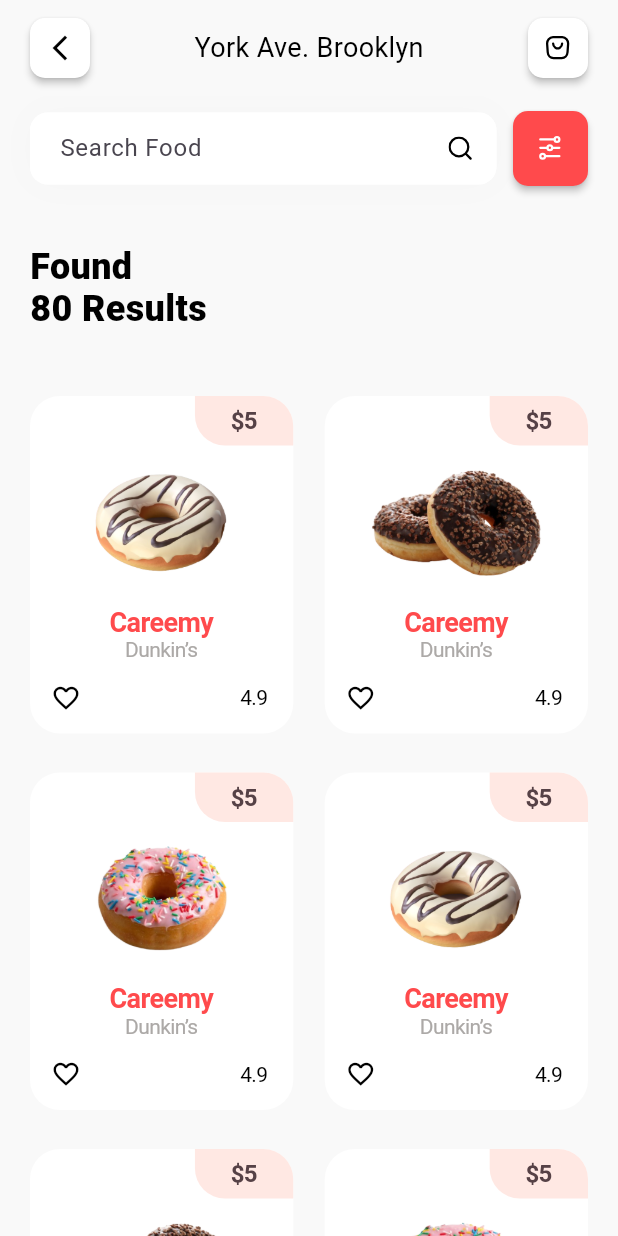
After one commit to SharifboyMuminov/DonutDelightsApp, a Flutter app: the ProductsPage screen opened directly, on a phone screen of 412 x 824 dp. The commit adds this screen. Run offline on Flutter 3.47's test engine with Material 3 defaults, Android fonts, the phone set to English and light mode, and no system bars; our stand-ins replace flutter_svg.

Commit message:
add search products page

```diff
--- a/lib/main.dart
+++ b/lib/main.dart
@@ -15,8 +15,8 @@ class MyApp extends StatelessWidget {
     return MaterialApp(
       debugShowCheckedModeBanner: false,
       theme: ThemeData(scaffoldBackgroundColor: Color(0xFFF9F9F9)),
-      home: const HomePage(),
-      // home: const SplashPage(),
+      // home: const HomePage(),
+      home: const SplashPage(),
     );
   }
 }
--- a/lib/pages/home/home_page.dart
+++ b/lib/pages/home/home_page.dart
@@ -31,9 +31,7 @@ class _HomePageState extends State<HomePage> {
   @override
   Widget build(BuildContext context) {
     return Scaffold(
-      body: SafeArea(
-        top: false,
-        child: CustomScrollView(
+      body: CustomScrollView(
         controller: _scrollController,
         slivers: [
           SliverPersistentHeader(pinned: true, delegate: HomeAppBar()),
@@ -55,7 +53,6 @@ class _HomePageState extends State<HomePage> {
           HomeProductView(),
         ],
       ),
-      ),
     );
   }
 
--- /dev/null
+++ b/lib/pages/product/search_products_page.dart
@@ -0,0 +1,57 @@
+import 'package:donut_delights_app/pages/product/widget/products_search_view.dart';
+import 'package:donut_delights_app/pages/product/widget/search_products_app_bar.dart';
+import 'package:donut_delights_app/pages/product/widget/search_result_text.dart';
+import 'package:donut_delights_app/pages/widget/product_item.dart';
+import 'package:flutter/material.dart';
+
+class ProductsPage extends StatefulWidget {
+  const ProductsPage({super.key});
+
+  @override
+  State<ProductsPage> createState() => _ProductsPageState();
+}
+
+class _ProductsPageState extends State<ProductsPage> {
+  final List<String> _imagePaths = [
+    "assets/images/careemy.png",
+    "assets/images/chocolate.png",
+    "assets/images/filled.png",
+  ];
+
+  @override
+  Widget build(BuildContext context) {
+    return Scaffold(
+      body: Column(
+        children: [
+          SearchProductsAppBar(),
+          Expanded(
+            child: CustomScrollView(
+              slivers: [
+                SliverPersistentHeader(
+                  floating: true,
+                  delegate: ProductsSearchView(),
+                ),
+                SliverPersistentHeader(delegate: SearchResultText()),
+
+                SliverPadding(
+                  padding: EdgeInsets.only(right: 20, left: 20, bottom: 40),
+                  sliver: SliverGrid(
+                    delegate: SliverChildBuilderDelegate((context, index) {
+                      return ProductItem(imageUrl: _imagePaths[index % 3]);
+                    }, childCount: 20),
+                    gridDelegate: SliverGridDelegateWithFixedCrossAxisCount(
+                      crossAxisCount: 2,
+                      mainAxisSpacing: 26,
+                      crossAxisSpacing: 21,
+                      childAspectRatio: 0.78,
+                    ),
+                  ),
+                ),
+              ],
+            ),
+          ),
+        ],
+      ),
+    );
+  }
+}
--- /dev/null
+++ b/lib/pages/product/widget/search_products_app_bar.dart
@@ -0,0 +1,70 @@
+import 'package:flutter/material.dart';
+import 'package:flutter_svg/flutter_svg.dart';
+
+class SearchProductsAppBar extends StatelessWidget {
+  const SearchProductsAppBar({super.key});
+
+  @override
+  Widget build(BuildContext context) {
+    return Container(
+      color: Color(0xFFF9F9F9),
+      padding: EdgeInsets.symmetric(vertical: 12, horizontal: 20),
+      child: SafeArea(
+        bottom: false,
+        child: Row(
+          mainAxisAlignment: MainAxisAlignment.spaceBetween,
+          children: [
+            SizedBox(
+              width: 40,
+              height: 40,
+              child: ElevatedButton(
+                onPressed: () {
+                  Navigator.pop(context);
+                },
+                style: ElevatedButton.styleFrom(
+                  padding: EdgeInsets.zero,
+                  shape: RoundedRectangleBorder(
+                    borderRadius: BorderRadius.circular(10),
+                  ),
+                  backgroundColor: Colors.white,
+                  elevation: 2,
+                ),
+                child: Icon(
+                  Icons.arrow_back_ios_new,
+                  color: Colors.black,
+                  size: 20,
+                ),
+              ),
+            ),
+
+            Text(
+              "York Ave. Brooklyn",
+              style: TextStyle(
+                fontWeight: FontWeight.w400,
+                fontSize: 18,
+                color: Colors.black,
+              ),
+            ),
+
+            SizedBox(
+              width: 40,
+              height: 40,
+              child: ElevatedButton(
+                onPressed: () {},
+                style: ElevatedButton.styleFrom(
+                  padding: EdgeInsets.zero,
+                  shape: RoundedRectangleBorder(
+                    borderRadius: BorderRadius.circular(10),
+                  ),
+                  backgroundColor: Colors.white,
+                  elevation: 2,
+                ),
+                child: SvgPicture.asset("assets/icons/basket.svg"),
+              ),
+            ),
+          ],
+        ),
+      ),
+    );
+  }
+}
--- a/lib/pages/widget/product_item.dart
+++ b/lib/pages/widget/product_item.dart
@@ -3,7 +3,9 @@ import 'package:flutter/cupertino.dart';
 import 'package:flutter/material.dart';
 
 class ProductItem extends StatelessWidget {
-  const ProductItem({super.key});
+  const ProductItem({super.key, required this.imageUrl});
+
+  final String imageUrl;
 
   @override
   Widget build(BuildContext context) {
@@ -38,7 +40,7 @@ class ProductItem extends StatelessWidget {
           ),
           SizedBox(height: 12),
 
-          Expanded(child: Image.asset("assets/images/careemy.png")),
+          Expanded(child: Image.asset(imageUrl)),
           SizedBox(height: 17),
 
           Text(
```
Also changed, not shown: lib/pages/home/widget/home_app_bar.dart (+19 -1 lines), lib/pages/home/widget/home_product_view.dart (+13 -2 lines), lib/pages/product/widget/products_search_view.dart (added, +104 -0 lines), lib/pages/product/widget/search_result_text.dart (added, +34 -0 lines), assets/icons/basket.svg (added), assets/icons/filter.svg (added), assets/images/chocolate.png (added), assets/images/filled.png (added). Lines whose indentation alone changed are shown as unchanged.
